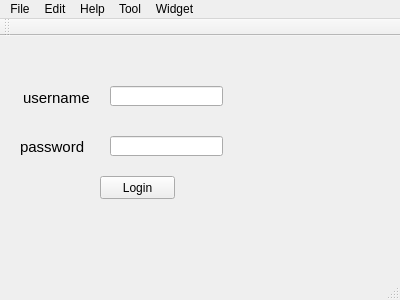
Before: the Qt Designer form mainwindow.ui in LGDproject/Sample, drawn with Qt 5.
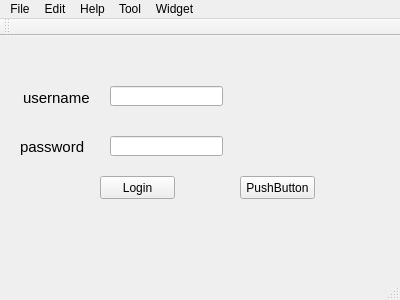
After: the same form once the commit is applied.

Patch:
```diff
--- a/mainwindow.ui
+++ b/mainwindow.ui
@@ -87,6 +87,19 @@
      <string>Login</string>
     </property>
    </widget>
+   <widget class="QPushButton" name="pushButton_2">
+    <property name="geometry">
+     <rect>
+      <x>240</x>
+      <y>140</y>
+      <width>75</width>
+      <height>23</height>
+     </rect>
+    </property>
+    <property name="text">
+     <string>PushButton</string>
+    </property>
+   </widget>
   </widget>
   <widget class="QMenuBar" name="menuBar">
    <property name="geometry">
```
